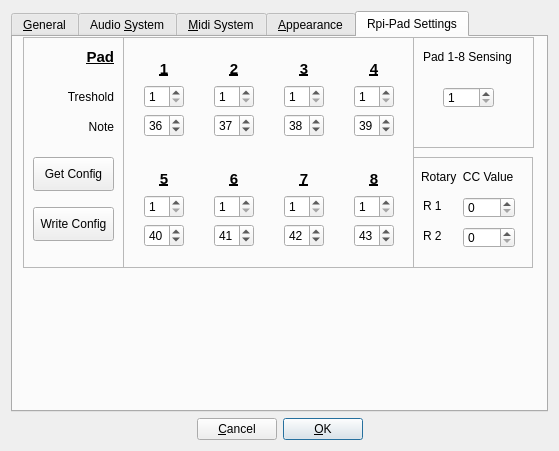
wolkstein/hydrogen, file src/gui/src/UI/PreferencesDialog_UI.ui: the form before one commit.
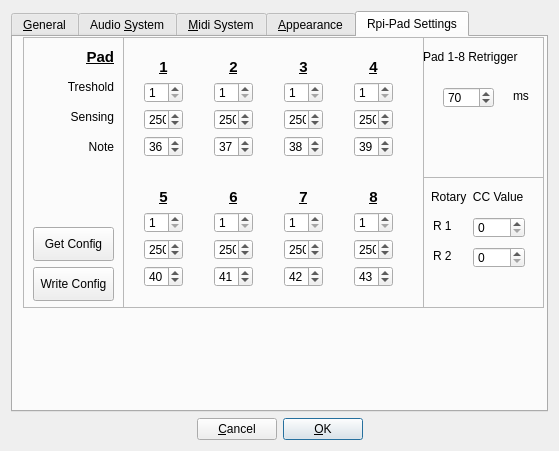
The form after the commit. The open tabs and pages were chosen to show the change. Custom widgets are drawn as their Qt base class.

What changed in the file:
```diff
--- a/src/gui/src/UI/PreferencesDialog_UI.ui
+++ b/src/gui/src/UI/PreferencesDialog_UI.ui
@@ -948,10 +948,10 @@
       <widget class="QFrame" name="frame">
        <property name="geometry">
         <rect>
-         <x>400</x>
+         <x>410</x>
          <y>0</y>
          <width>121</width>
-         <height>111</height>
+         <height>141</height>
         </rect>
        </property>
        <property name="frameShape">
@@ -963,20 +963,20 @@
        <widget class="QLabel" name="label_5">
         <property name="geometry">
          <rect>
-          <x>10</x>
+          <x>0</x>
           <y>10</y>
           <width>111</width>
           <height>20</height>
          </rect>
         </property>
         <property name="text">
-         <string>Pad 1-8 Sensing</string>
+         <string>Pad 1-8 Retrigger</string>
         </property>
        </widget>
        <widget class="QSpinBox" name="PadSensingSpinBox">
         <property name="geometry">
          <rect>
-          <x>30</x>
+          <x>20</x>
           <y>50</y>
           <width>51</width>
           <height>21</height>
@@ -986,7 +986,23 @@
          <number>1</number>
         </property>
         <property name="maximum">
-         <number>1024</number>
+         <number>1000</number>
+        </property>
+        <property name="value">
+         <number>70</number>
+        </property>
+       </widget>
+       <widget class="QLabel" name="label_9">
+        <property name="geometry">
+         <rect>
+          <x>90</x>
+          <y>50</y>
+          <width>21</width>
+          <height>18</height>
+         </rect>
+        </property>
+        <property name="text">
+         <string>ms</string>
         </property>
        </widget>
       </widget>
@@ -995,8 +1011,8 @@
         <rect>
          <x>110</x>
          <y>0</y>
-         <width>291</width>
-         <height>231</height>
+         <width>301</width>
+         <height>271</height>
         </rect>
        </property>
        <property name="frameShape">
@@ -1009,9 +1025,9 @@
         <property name="geometry">
          <rect>
           <x>220</x>
-          <y>120</y>
-          <width>62</width>
-          <height>101</height>
+          <y>140</y>
+          <width>61</width>
+          <height>121</height>
          </rect>
         </property>
         <layout class="QVBoxLayout" name="verticalLayout_33">
@@ -1043,6 +1059,19 @@
            </property>
           </widget>
          </item>
+         <item>
+          <widget class="QSpinBox" name="sensingSpinBox_8">
+           <property name="minimum">
+            <number>1</number>
+           </property>
+           <property name="maximum">
+            <number>1024</number>
+           </property>
+           <property name="value">
+            <number>250</number>
+           </property>
+          </widget>
+         </item>
          <item>
           <widget class="QSpinBox" name="notespinBoxPad_8">
            <property name="minimum">
@@ -1063,8 +1092,8 @@
          <rect>
           <x>10</x>
           <y>10</y>
-          <width>62</width>
-          <height>101</height>
+          <width>61</width>
+          <height>121</height>
          </rect>
         </property>
         <layout class="QVBoxLayout" name="verticalLayout_7">
@@ -1102,6 +1131,19 @@
            </property>
           </widget>
          </item>
+         <item>
+          <widget class="QSpinBox" name="sensingSpinBox_1">
+           <property name="minimum">
+            <number>1</number>
+           </property>
+           <property name="maximum">
+            <number>1024</number>
+           </property>
+           <property name="value">
+            <number>250</number>
+           </property>
+          </widget>
+         </item>
          <item>
           <widget class="QSpinBox" name="notespinBoxPad_1">
            <property name="minimum">
@@ -1122,8 +1164,8 @@
          <rect>
           <x>220</x>
           <y>10</y>
-          <width>62</width>
-          <height>101</height>
+          <width>61</width>
+          <height>121</height>
          </rect>
         </property>
         <layout class="QVBoxLayout" name="verticalLayout_29">
@@ -1155,6 +1197,19 @@
            </property>
           </widget>
          </item>
+         <item>
+          <widget class="QSpinBox" name="sensingSpinBox_4">
+           <property name="minimum">
+            <number>1</number>
+           </property>
+           <property name="maximum">
+            <number>1024</number>
+           </property>
+           <property name="value">
+            <number>250</number>
+           </property>
+          </widget>
+         </item>
          <item>
           <widget class="QSpinBox" name="notespinBoxPad_4">
            <property name="minimum">
@@ -1175,8 +1230,8 @@
          <rect>
           <x>80</x>
           <y>10</y>
-          <width>62</width>
-          <height>101</height>
+          <width>61</width>
+          <height>121</height>
          </rect>
         </property>
         <layout class="QVBoxLayout" name="verticalLayout_27">
@@ -1214,6 +1269,19 @@
            </property>
           </widget>
          </item>
+         <item>
+          <widget class="QSpinBox" name="sensingSpinBox_2">
+           <property name="minimum">
+            <number>1</number>
+           </property>
+           <property name="maximum">
+            <number>1024</number>
+           </property>
+           <property name="value">
+            <number>250</number>
+           </property>
+          </widget>
+         </item>
          <item>
           <widget class="QSpinBox" name="notespinBoxPad_2">
            <property name="minimum">
@@ -1234,8 +1302,8 @@
          <rect>
           <x>150</x>
           <y>10</y>
-          <width>62</width>
-          <height>101</height>
+          <width>61</width>
+          <height>121</height>
          </rect>
         </property>
         <layout class="QVBoxLayout" name="verticalLayout_28">
@@ -1267,6 +1335,19 @@
            </property>
           </widget>
          </item>
+         <item>
+          <widget class="QSpinBox" name="sensingSpinBox_3">
+           <property name="minimum">
+            <number>1</number>
+           </property>
+           <property name="maximum">
+            <number>1024</number>
+           </property>
+           <property name="value">
+            <number>250</number>
+           </property>
+          </widget>
+         </item>
          <item>
           <widget class="QSpinBox" name="notespinBoxPad_3">
            <property name="minimum">
@@ -1286,9 +1367,9 @@
         <property name="geometry">
          <rect>
           <x>150</x>
-          <y>120</y>
-          <width>62</width>
-          <height>101</height>
+          <y>140</y>
+          <width>61</width>
+          <height>121</height>
          </rect>
         </property>
         <layout class="QVBoxLayout" name="verticalLayout_32">
@@ -1320,6 +1401,19 @@
            </property>
           </widget>
          </item>
+         <item>
+          <widget class="QSpinBox" name="sensingSpinBox_7">
+           <property name="minimum">
+            <number>1</number>
+           </property>
+           <property name="maximum">
+            <number>1024</number>
+           </property>
+           <property name="value">
+            <number>250</number>
+           </property>
+          </widget>
+         </item>
          <item>
           <widget class="QSpinBox" name="notespinBoxPad_7">
            <property name="minimum">
@@ -1339,9 +1433,9 @@
         <property name="geometry">
          <rect>
           <x>80</x>
-          <y>120</y>
-          <width>62</width>
-          <height>101</height>
+          <y>140</y>
+          <width>61</width>
+          <height>121</height>
          </rect>
         </property>
         <layout class="QVBoxLayout" name="verticalLayout_31">
@@ -1373,6 +1467,19 @@
            </property>
           </widget>
          </item>
+         <item>
+          <widget class="QSpinBox" name="sensingSpinBox_6">
+           <property name="minimum">
+            <number>1</number>
+           </property>
+           <property name="maximum">
+            <number>1024</number>
+           </property>
+           <property name="value">
+            <number>250</number>
+           </property>
+          </widget>
+         </item>
          <item>
           <widget class="QSpinBox" name="notespinBoxPad_6">
            <property name="minimum">
@@ -1392,9 +1499,9 @@
         <property name="geometry">
          <rect>
           <x>10</x>
-          <y>120</y>
-          <width>62</width>
-          <height>101</height>
+          <y>140</y>
+          <width>61</width>
+          <height>121</height>
          </rect>
         </property>
         <layout class="QVBoxLayout" name="verticalLayout_30">
@@ -1426,6 +1533,19 @@
            </property>
           </widget>
          </item>
+         <item>
+          <widget class="QSpinBox" name="sensingSpinBox_5">
+           <property name="minimum">
+            <number>1</number>
+           </property>
+           <property name="maximum">
+            <number>1024</number>
+           </property>
+           <property name="value">
+            <number>250</number>
+           </property>
+          </widget>
+         </item>
          <item>
           <widget class="QSpinBox" name="notespinBoxPad_5">
            <property name="minimum">
@@ -1448,7 +1568,7 @@
          <x>10</x>
          <y>0</y>
          <width>101</width>
-         <height>231</height>
+         <height>271</height>
         </rect>
        </property>
        <property name="frameShape">
@@ -1461,7 +1581,7 @@
         <property name="geometry">
          <rect>
           <x>30</x>
-          <y>50</y>
+          <y>40</y>
           <width>61</width>
           <height>20</height>
          </rect>
@@ -1477,7 +1597,7 @@
         <property name="geometry">
          <rect>
           <x>50</x>
-          <y>80</y>
+          <y>100</y>
           <width>41</width>
           <height>20</height>
          </rect>
@@ -1517,7 +1637,7 @@
         <property name="geometry">
          <rect>
           <x>10</x>
-          <y>120</y>
+          <y>190</y>
           <width>81</width>
           <height>34</height>
          </rect>
@@ -1530,7 +1650,7 @@
         <property name="geometry">
          <rect>
           <x>10</x>
-          <y>170</y>
+          <y>230</y>
           <width>81</width>
           <height>34</height>
          </rect>
@@ -1539,14 +1659,30 @@
          <string>Write Config</string>
         </property>
        </widget>
+       <widget class="QLabel" name="label_87">
+        <property name="geometry">
+         <rect>
+          <x>30</x>
+          <y>70</y>
+          <width>61</width>
+          <height>20</height>
+         </rect>
+        </property>
+        <property name="text">
+         <string>Sensing</string>
+        </property>
+        <property name="alignment">
+         <set>Qt::AlignRight|Qt::AlignTrailing|Qt::AlignVCenter</set>
+        </property>
+       </widget>
       </widget>
       <widget class="QFrame" name="frame_4">
        <property name="geometry">
         <rect>
-         <x>400</x>
-         <y>120</y>
-         <width>120</width>
-         <height>111</height>
+         <x>410</x>
+         <y>140</y>
+         <width>121</width>
+         <height>131</height>
         </rect>
        </property>
        <property name="frameShape">
```
Left out of the diff: 2 changed lines with no effect on the pictures.
